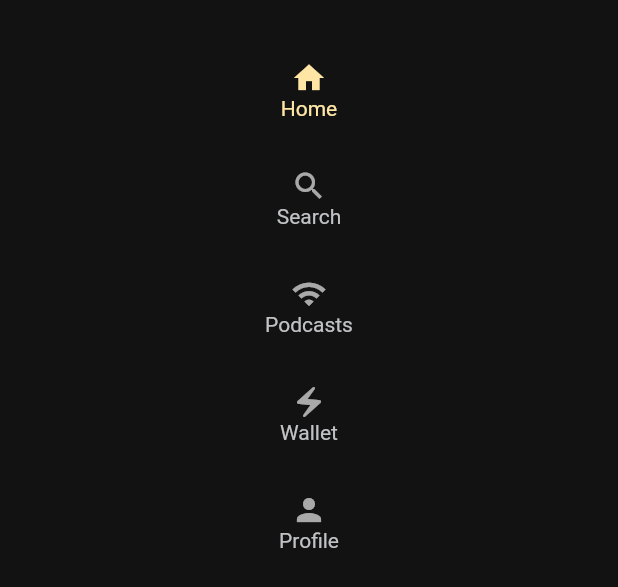
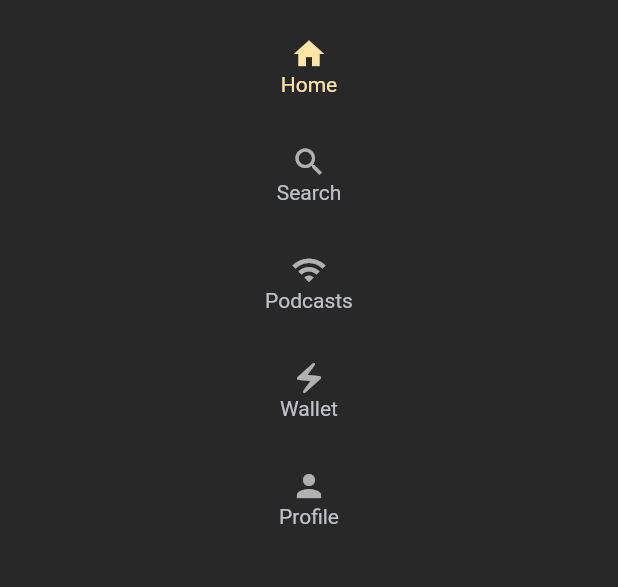
Before and after one commit to jowo-io/flutter-web-app-phase-1, a Flutter app: the SideNavBar widget shown alone on an empty page, opened directly, on a phone screen of 412 x 824 dp. Shown: the top 587 px of the screen. Run offline on Flutter 3.47's test engine with Material 2 defaults, Android fonts, the phone set to English and light mode, and no system bars; our stand-ins replace go_router, url_strategy.

Commit message:
adding background color to side menu

```diff
--- a/lib/main.dart
+++ b/lib/main.dart
@@ -68,6 +68,7 @@ class MyApp extends StatelessWidget {
         colorScheme: ColorScheme.dark().copyWith(
           primary: Color(0xffffe6a4),
           secondary: Color(0xffC1C2C5),
+          onBackground: Color(0xff282828),
         ),
       ),
       routerConfig: _router,
--- a/lib/widgets/navbar.dart
+++ b/lib/widgets/navbar.dart
@@ -123,13 +123,7 @@ class _SideNavBarState extends State<SideNavBar> {
       unselectedLabelTextStyle: TextStyle(
         color: Theme.of(context).colorScheme.secondary,
       ),
-      leading: Column(
-        children: const [
-          SizedBox(
-            height: 8,
-          ),
-        ],
-      ),
+      backgroundColor: Theme.of(context).colorScheme.onBackground,
     );
   }
 }
```
